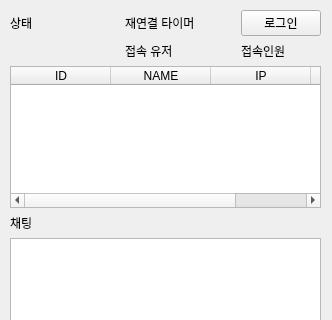
The window that mainwindow.ui (Goseongcheol/QtcpClient) describes before a commit, drawn with Qt 5; both pictures show x 0 to 332 and y 0 to 320 of the 332 by 555 pixel window.
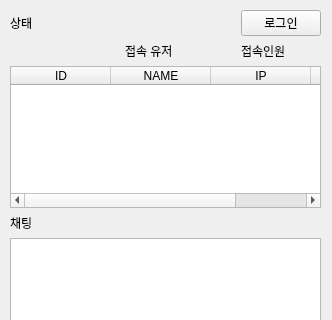
The same window after the commit.

```diff
--- a/mainwindow.ui
+++ b/mainwindow.ui
@@ -108,7 +108,7 @@
      <item row="1" column="1">
       <widget class="QLabel" name="reConnectLabel">
        <property name="text">
-        <string>재연결 타이머</string>
+        <string/>
        </property>
       </widget>
      </item>
```
Left out of the diff: 2 changed lines with no effect on the pictures.
